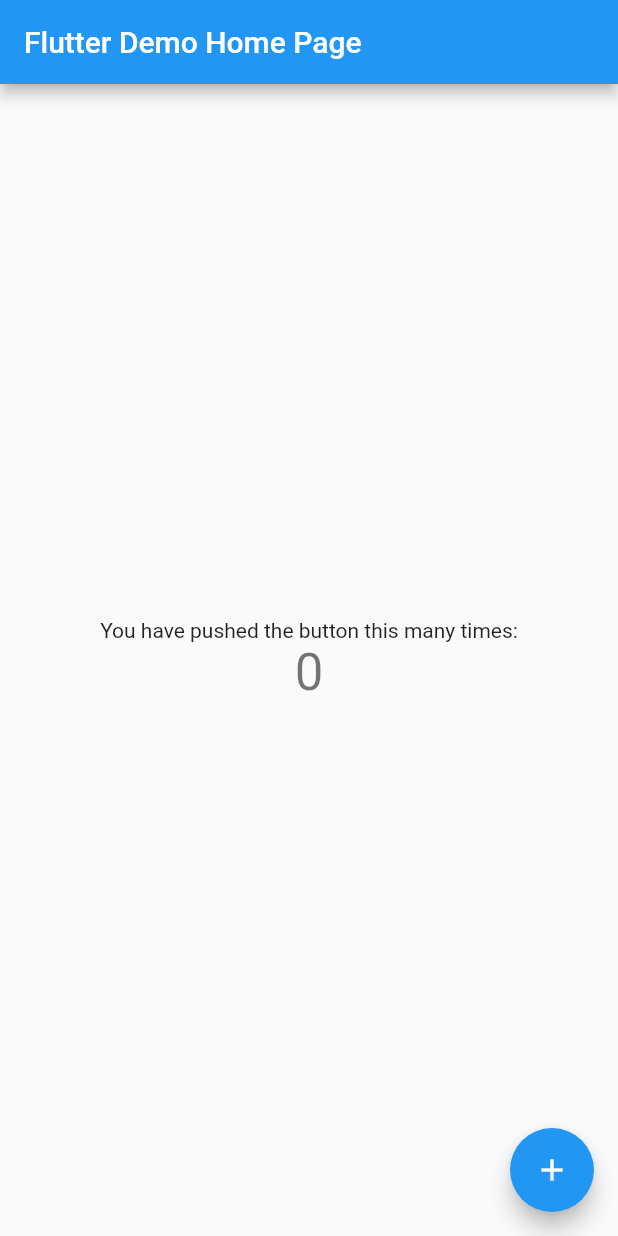
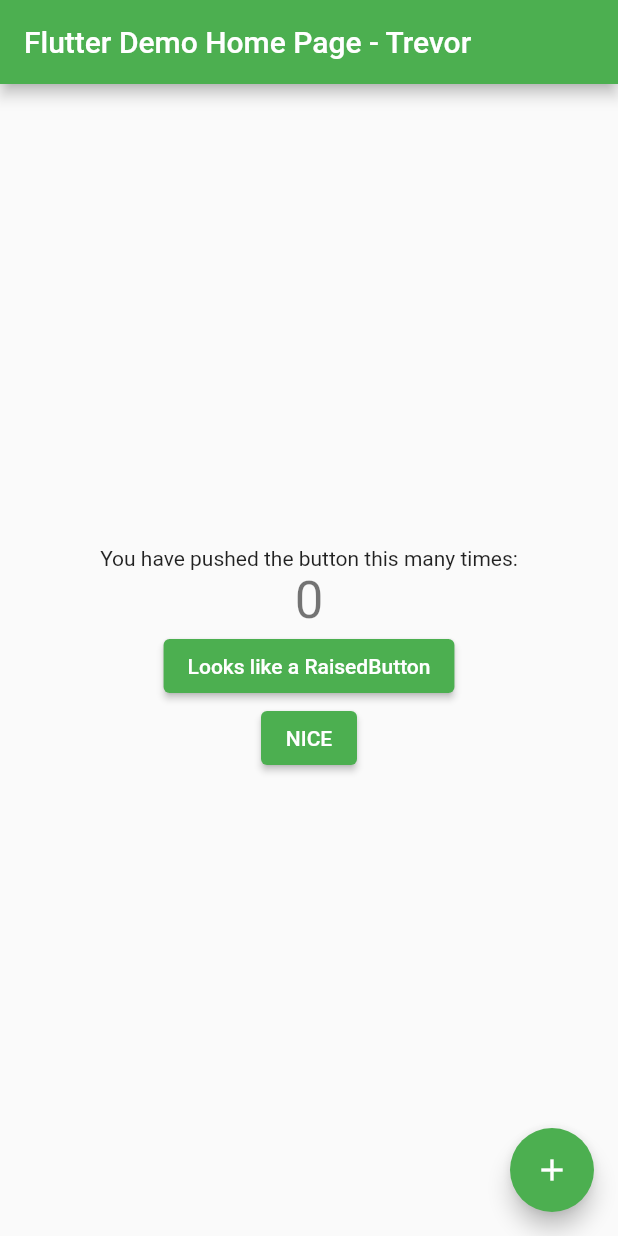
Before and after one commit to tblanarik/flutter-hello-world, a Flutter app: the screen it shows after launch, on a phone screen of 412 x 824 dp. Run offline on Flutter 3.47's test engine with Material 2 defaults, Android fonts, the phone set to English and light mode, and no system bars.

```diff
--- a/hello_world/lib/main.dart
+++ b/hello_world/lib/main.dart
@@ -1,4 +1,5 @@
 import 'package:flutter/material.dart';
+import 'mybutton.dart';
 
 void main() {
   runApp(const MyApp());
@@ -22,9 +23,9 @@ class MyApp extends StatelessWidget {
         // or simply save your changes to "hot reload" in a Flutter IDE).
         // Notice that the counter didn't reset back to zero; the application
         // is not restarted.
-        primarySwatch: Colors.blue,
+        primarySwatch: Colors.green,
       ),
-      home: const MyHomePage(title: 'Flutter Demo Home Page'),
+      home: const MyHomePage(title: 'Flutter Demo Home Page - Trevor'),
     );
   }
 }
@@ -102,6 +103,14 @@ class _MyHomePageState extends State<MyHomePage> {
               '$_counter',
               style: Theme.of(context).textTheme.headline4,
             ),
+            ElevatedButton(
+              //style: raisedButtonStyle,
+              onPressed: () {
+                print("HELLO");
+              },
+              child: Text('Looks like a RaisedButton'),
+            ),
+            MyButton(),
           ],
         ),
       ),
--- /dev/null
+++ b/hello_world/lib/mybutton.dart
@@ -0,0 +1,16 @@
+import 'package:flutter/material.dart';
+
+class MyButton extends StatelessWidget {
+  const MyButton({Key? key}) : super(key: key);
+
+  @override
+  Widget build(BuildContext context) {
+    return ElevatedButton(
+      //style: raisedButtonStyle,
+      onPressed: () {
+        print("HELLO 2");
+      },
+      child: Text('NICE'),
+    );
+  }
+}
```
